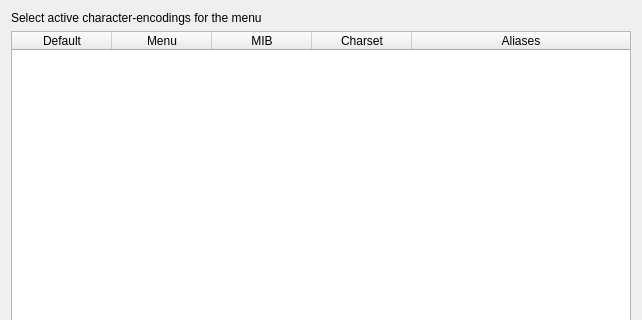
First picture: the form in src/encodingsdialog.ui, repository GAMS-dev/studio, before the edit; both pictures show x 0 to 642 and y 0 to 320 of the 642 by 510 pixel window.
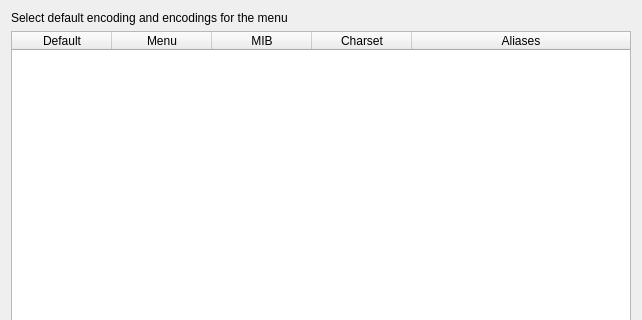
Second picture: the form after the edit.

Commit message: fixed #1743 encoding-menue text

What changed in the file:
```diff
--- a/src/encodingsdialog.ui
+++ b/src/encodingsdialog.ui
@@ -17,7 +17,7 @@
    <item>
     <widget class="QLabel" name="label">
      <property name="text">
-      <string>Select active character-encodings for the menu</string>
+      <string>Select default encoding and encodings for the menu</string>
      </property>
     </widget>
    </item>
```
